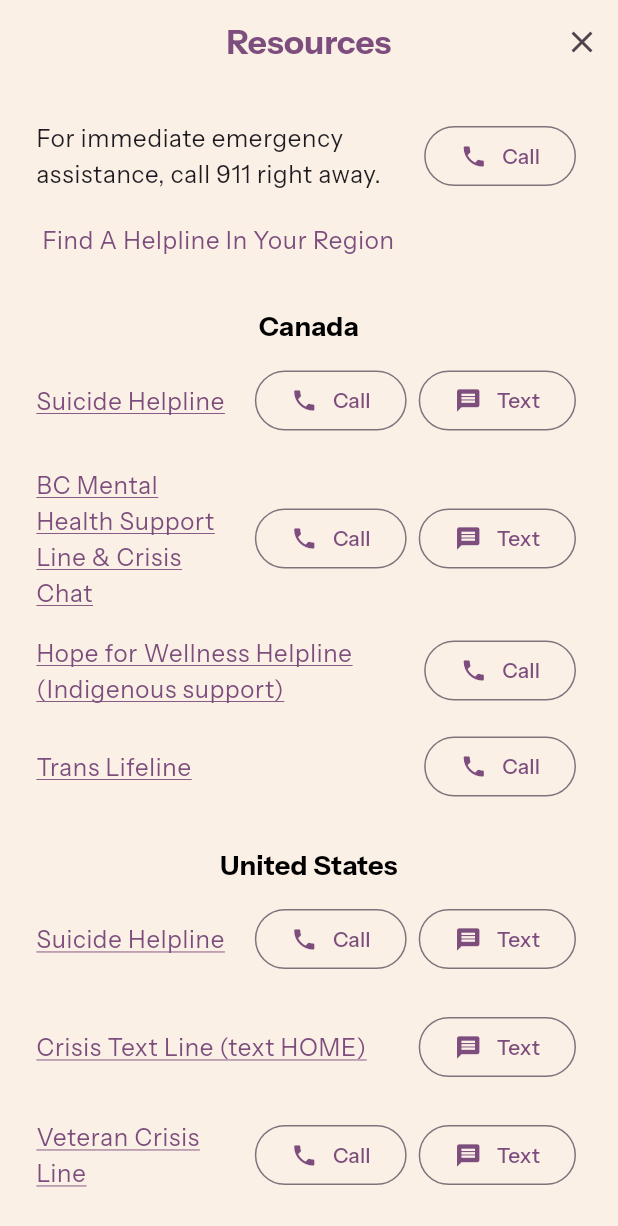
After one commit to charlottejacques3/gratitude_app, a Flutter app: the ResourcesPage screen opened directly, on a phone screen of 412 x 824 dp. The commit adds this screen. Shown: the top 1226 px of the screen. Run offline on Flutter 3.47's test engine with Material 3 defaults, Android fonts, the phone set to English and light mode, and no system bars; our stand-ins replace firebase_auth, firebase_core, firebase_database, firebase_messaging, firebase_storage, fl_chart and 9 more; missing offline and left inert: android_alarm_manager_plus, markdown, markdown_widget, pdfrx, photo_manager; accounts and stored records are empty; project files that could hold a hidden picture were left out.

Commit message:
added resources page

```diff
--- a/lib/guiding_pages/cbt_page.dart
+++ b/lib/guiding_pages/cbt_page.dart
@@ -4,6 +4,7 @@ import 'package:firebase_database/firebase_database.dart';
 import 'package:gratitude_app/guiding_pages/strategies_page.dart';
 import 'package:gratitude_app/logs_model.dart';
 import 'package:gratitude_app/main.dart';
+import 'package:gratitude_app/resources_page.dart';
 import 'package:gratitude_app/utilities/globals.dart';
 import 'package:provider/provider.dart';
 
@@ -231,6 +232,15 @@ class _CBTPageState extends State<CBTPage> {
                 ),
               ],
             ),
+
+            //resources
+            SizedBox(height: 15,),
+            TextButton(
+              child: Text('Are you currently in crisis? View emergency mental health resources here'),
+              onPressed: () {
+                Navigator.push(context, MaterialPageRoute(builder: (context) => ResourcesPage()));
+              },
+            )
           ]
         ),
       )
--- a/lib/guiding_pages/log_emotions_page.dart
+++ b/lib/guiding_pages/log_emotions_page.dart
@@ -4,6 +4,7 @@ import 'package:firebase_database/firebase_database.dart';
 import 'package:gratitude_app/guiding_pages/cbt_page.dart';
 import 'package:gratitude_app/logs_model.dart';
 import 'package:gratitude_app/main.dart';
+import 'package:gratitude_app/resources_page.dart';
 import 'package:gratitude_app/utilities/globals.dart';
 import 'package:provider/provider.dart';
 
@@ -137,6 +138,15 @@ class _LogEmotionsPageState extends State<LogEmotionsPage> {
                 ),
               ],
             ),
+
+            //resources
+            SizedBox(height: 15,),
+            TextButton(
+              child: Text('Are you currently in crisis? View emergency mental health resources here'),
+              onPressed: () {
+                Navigator.push(context, MaterialPageRoute(builder: (context) => ResourcesPage()));
+              },
+            )
           ]
         ),
       ),
--- a/lib/guiding_pages/strategies_page.dart
+++ b/lib/guiding_pages/strategies_page.dart
@@ -4,6 +4,7 @@ import 'package:firebase_auth/firebase_auth.dart';
 import 'package:firebase_database/firebase_database.dart';
 import 'package:flutter/material.dart';
 import 'package:gratitude_app/guiding_pages/final_page.dart';
+import 'package:gratitude_app/resources_page.dart';
 import 'package:gratitude_app/utilities/globals.dart';
 import 'strategy_widgets.dart';
 
@@ -248,6 +249,15 @@ class _StrategiesPageState extends State<StrategiesPage> {
                 ),
               ],
             ),
+
+            //resources
+            SizedBox(height: 15,),
+            TextButton(
+              child: Text('Are you currently in crisis? View emergency mental health resources here'),
+              onPressed: () {
+                Navigator.push(context, MaterialPageRoute(builder: (context) => ResourcesPage()));
+              },
+            )
           ],
         ),
       )
--- /dev/null
+++ b/lib/resources_page.dart
@@ -0,0 +1,190 @@
+import 'package:flutter/material.dart';
+import 'package:url_launcher/url_launcher.dart';
+
+class ResourcesPage extends StatefulWidget {
+  const ResourcesPage({super.key});
+
+  @override
+  State<ResourcesPage> createState() => _ResourcesPageState();
+}
+
+class _ResourcesPageState extends State<ResourcesPage> {
+
+  Map<String, List<Map<String, String>>> resources = {
+    'Canada': [
+      {'name': 'Suicide Helpline', 'number': '988', 'text': '988', 'link':'https://988.ca/'},
+      {'name': 'BC Mental Health Support Line & Crisis Chat', 'number': '3106789', 'text': '123456789', 'link': 'https://www.crisiscentrechat.ca/'},
+      {'name': 'Hope for Wellness Helpline (Indigenous support)', 'number': '18552423310', 'link':'https://www.hopeforwellness.ca/'},
+      {'name': 'Trans Lifeline', 'number': '8773306366', 'link': 'https://translifeline.org/'},
+    ],
+    'United States': [
+      {'name': 'Suicide Helpline', 'number': '988', 'text':'988',
+      'link': 'https://988lifeline.org/'},
+      {'name': 'Crisis Text Line (text HOME)', 'text': ' 741741?body=HOME', 'link': 'https://www.crisistextline.org/'},
+      {'name':'Veteran Crisis Line', 'number': '18002738255', 'text': '838255', 'link': 'https://www.veteranscrisisline.net/'},
+      {'name': 'Trevor Project (LGBTQ+ support, text START)', 'number': '18664887386',
+     'text':'678678?body=START', 'link': 'https://www.thetrevorproject.org/get-help/'},
+      {'name': 'Trans Lifeline', 'number': '8775658860', 'link': 'https://translifeline.org/'},
+    ],
+    'Mexico': [
+      {'name': 'SAPTEL (mental health crisis support)', 'number':'5552598121', 'link':'http://www.saptel.org.mx/index.html'}
+    ]
+  };
+
+  @override
+  Widget build(BuildContext context) {
+    return Scaffold(
+      appBar: AppBar(
+        centerTitle: true,
+        title: Text('Resources',
+          style: Theme.of(context).textTheme.titleLarge!.copyWith(
+            color: Theme.of(context).colorScheme.primary,
+            fontWeight: FontWeight.bold
+          ),
+        ),
+        actions: [
+          IconButton(
+            icon: Icon(Icons.close),
+            onPressed: () {
+              Navigator.pop(context);
+            },
+          )
+        ],
+        automaticallyImplyLeading: false,
+      ),
+      body: Padding(
+        padding: const EdgeInsets.all(16.0),
+        child: ListView(
+          children: [
+            Resource(name: 'For immediate emergency assistance, call 911 right away.', number: '911', link: null, textMess:null),
+
+            Align(
+              alignment: Alignment.centerLeft,
+              child: TextButton(
+                onPressed: () {
+                  var url = Uri.parse('https://findahelpline.com/');
+                  launchUrl(url);
+                },
+                child: Text('Find A Helpline In Your Region',
+                  style: Theme.of(context).textTheme.bodyLarge!.copyWith(
+                    color: Theme.of(context).colorScheme.primary,
+                  ),
+                  textAlign: TextAlign.left,
+                )
+              ),
+            ),
+
+            ListView.builder(
+              physics: NeverScrollableScrollPhysics(),
+              shrinkWrap: true,
+              itemCount: resources.length,
+              itemBuilder: (context, parentIndex) {
+                return Column(
+                  children: [
+                    SizedBox(height: 20,),
+                    Text(resources.keys.elementAt(parentIndex),
+                      style: Theme.of(context).textTheme.titleMedium!.copyWith(
+                        color: Colors.black,
+                        fontWeight: FontWeight.bold
+                      ),
+                      textAlign: TextAlign.center,
+                    ),
+                    ListView.builder(
+                      physics: NeverScrollableScrollPhysics(),
+                      shrinkWrap: true,
+                      itemCount: resources.values.elementAt(parentIndex).length,
+                      itemBuilder: (context, childIndex) {
+                        List<Map<String, String>> resourcesByCountry = resources.values.elementAt(parentIndex);
+                        return Resource(name: resourcesByCountry[childIndex]['name']!, number: resourcesByCountry[childIndex]['number'], link: resourcesByCountry[childIndex]['link'], textMess: resourcesByCountry[childIndex]['text'],);
+                      }
+                    )
+                  ],
+                );
+              }
+            )
+          ]
+        ),
+      )
+    );
+  }
+}
+
+class Resource extends StatelessWidget {
+  const Resource({super.key, required this.name, required this.number, required this.link, required this.textMess});
+
+  final String name;
+  final dynamic number;
+  final dynamic link;
+  final dynamic textMess;
+
+  @override
+  Widget build(BuildContext context) {
+
+    void call(String number) async {
+      var url = Uri.parse('tel:$number');
+      if (!await launchUrl(url, mode: LaunchMode.externalApplication)) {
+        print('error making call: could not launch $url');
+      }
+    }
+
+    void text(String number) async {
+      var url = Uri.parse('sms:+$number');
+      if (!await launchUrl(url, mode: LaunchMode.externalApplication)) {
+        print('error making text message: could not launch $url');
+      }
+    }
+
+    return Padding(
+      padding: const EdgeInsets.all(8.0),
+      child: Row(
+        mainAxisSize: MainAxisSize.max,
+        children: [
+          Expanded(
+            child: Text(name,
+            softWrap: true,
+              style: link == null ? Theme.of(context).textTheme.bodyLarge!
+              : Theme.of(context).textTheme.bodyLarge!.copyWith(
+                color: Theme.of(context).colorScheme.primary,
+                decoration: TextDecoration.underline,
+                decorationColor: Theme.of(context).colorScheme.primary,
+              ),
+            ),
+          ),
+          SizedBox(width: 15,),
+          number != null ? Padding(
+            padding: const EdgeInsets.symmetric(horizontal: 4.0),
+            child: OutlinedButton(
+              onPressed: () {
+                call(number);
+              },
+              child: Row(
+                mainAxisSize: MainAxisSize.min,
+                children: [
+                  Icon(Icons.phone),
+                  SizedBox(width: 10,),
+                  Text('Call'),
+                ],
+              )
+            ),
+          ) : Container(),
+          textMess != null ? Padding(
+            padding: const EdgeInsets.all(4.0),
+            child: OutlinedButton(
+              onPressed: () {
+                text(textMess);
+              },
+              child: Row(
+                mainAxisSize: MainAxisSize.min,
+                children: [
+                  Icon(Icons.message),
+                  SizedBox(width: 10,),
+                  Text('Text'),
+                ],
+              )
+            ),
+          ) : Container(),
+        ],
+      ),
+    );
+  }
+}
```
